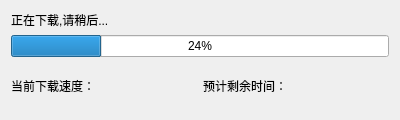
Qt form ui/DownloadDialog.ui (doyee/ADBLogger) before a commit.
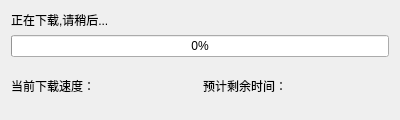
The same form after that commit.

Commit message: set default progress to 0%

The edit to the form file:
```diff
--- a/ui/DownloadDialog.ui
+++ b/ui/DownloadDialog.ui
@@ -47,7 +47,7 @@
      <item>
       <widget class="QProgressBar" name="progressBar">
        <property name="value">
-        <number>24</number>
+        <number>0</number>
        </property>
       </widget>
      </item>
```
